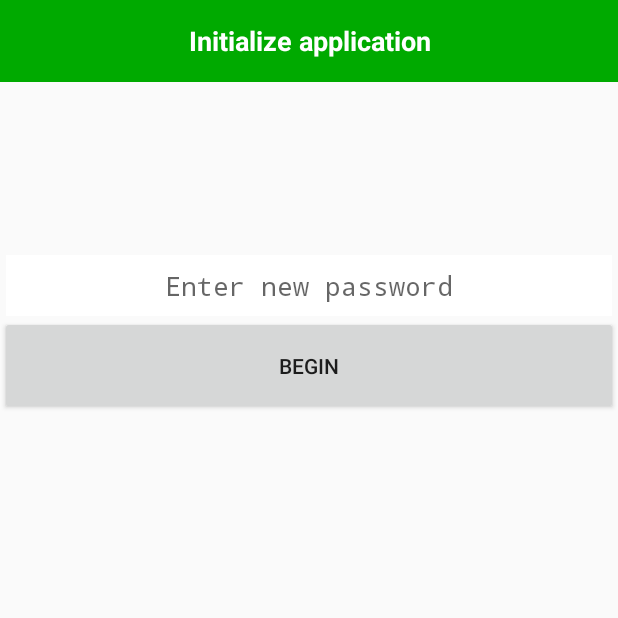
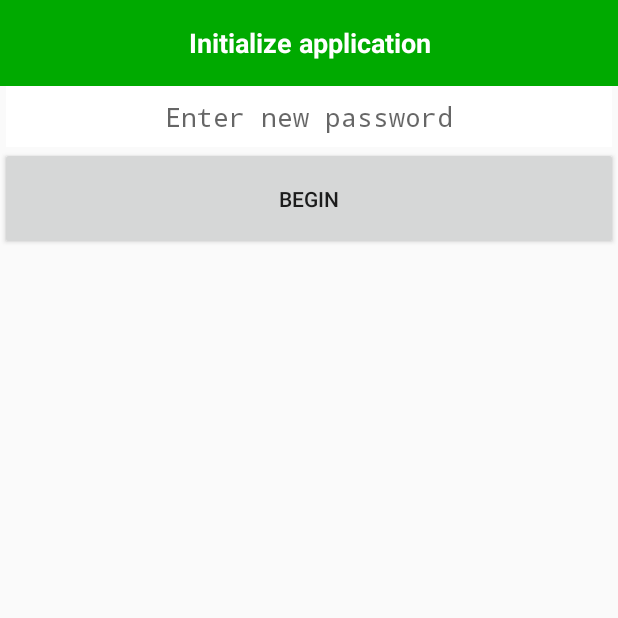
Before and after one commit to UncleAndy/sign_doc, an Android app: the screen it shows after launch (InitKey), after a tap on "INITIALIZE APPLICATION", on a phone screen of 412 x 824 dp, the top half of it. Run offline under Robolectric (Android 15) with nearby library versions, the phone set to English and light mode, and no system bars.

Commit message:
Init process progress bar. Fix errors when rotate

```diff
--- a/app/src/main/java/org/gplvote/signdoc/DlgPassword.java
+++ b/app/src/main/java/org/gplvote/signdoc/DlgPassword.java
@@ -69,7 +69,10 @@ public class DlgPassword extends DialogFragment {
         Log.d("DlgPassword", "onDestroy()");
         dlgPassword = null;
 
-        if (!password_correct || (MainActivity.sign == null) || !MainActivity.sign.pvt_key_present()) {
+        if (MainActivity.do_destroy)
+            return;
+
+        if ((!password_correct || (MainActivity.sign == null) || !MainActivity.sign.pvt_key_present())) {
             DlgPassword dlg = new DlgPassword(eventPassword);
             dlg.show(getFragmentManager(), "missiles");
         }
--- a/app/src/main/java/org/gplvote/signdoc/MainActivity.java
+++ b/app/src/main/java/org/gplvote/signdoc/MainActivity.java
@@ -50,10 +50,14 @@ public class MainActivity extends FragmentActivity implements OnClickListener, G
     private ReceiverTask receiver;
     private ProgressDialog receiver_pd;
 
+    public static boolean do_destroy;
+
     @Override
     protected void onCreate(Bundle savedInstanceState) {
         super.onCreate(savedInstanceState);
         setContentView(R.layout.main);
+
+        do_destroy = false;
 
         if (android.os.Build.VERSION.SDK_INT > 9) {
             StrictMode.ThreadPolicy policy = new StrictMode.ThreadPolicy.Builder().permitAll().build();
@@ -175,6 +179,7 @@ public class MainActivity extends FragmentActivity implements OnClickListener, G
 
     @Override
     protected void onDestroy() {
+        do_destroy = true;
         super.onDestroy();
         if (isFinishing())
             System.exit(0);
--- a/app/src/main/res/layout/init_key.xml
+++ b/app/src/main/res/layout/init_key.xml
@@ -17,15 +17,6 @@
         android:textAppearance="?android:attr/textAppearanceMedium"
         android:textColor="@color/white"
         android:textStyle="bold"
-        android:layout_weight="0.03" />
-
-    <TextView
-        android:id="@+id/txtStatus"
-        android:layout_width="fill_parent"
-        android:layout_height="97dp"
-        android:gravity="center"
-        android:textAppearance="?android:attr/textAppearanceMedium"
-        android:maxLines="3"
         android:layout_weight="0.03" />
 
     <EditText
--- a/app/src/main/res/values/strings.xml
+++ b/app/src/main/res/values/strings.xml
@@ -18,7 +18,7 @@
     <string name="tabSigned">Signed</string>
     <string name="reg_title">Register sign on site</string>
     <string name="init_already">Already initialized! Press "Back".</string>
-    <string name="init_start">Start initialization...</string>
+    <string name="init_start">Initialization in process...</string>
     <string name="err_keys_pair_create">Main keys create error</string>
     <string name="init_keys_pair_created">Initialize successfull</string>
     <string name="msg_enter_new_password">Enter new password</string>
@@ -49,5 +49,6 @@
     <string name="err_internet_connection_absent">No internet connection</string>
     <string name="title_get_new_docs">Receive</string>
     <string name="title_send">Sending</string>
+    <string name="title_init">Initialization</string>
 
 </resources>
```
Also changed, not shown: app/src/main/java/org/gplvote/signdoc/InitKey.java (+90 -17 lines), app/src/main/java/org/gplvote/signdoc/RegisterSign.java (+31 -3 lines), 1 other file.
